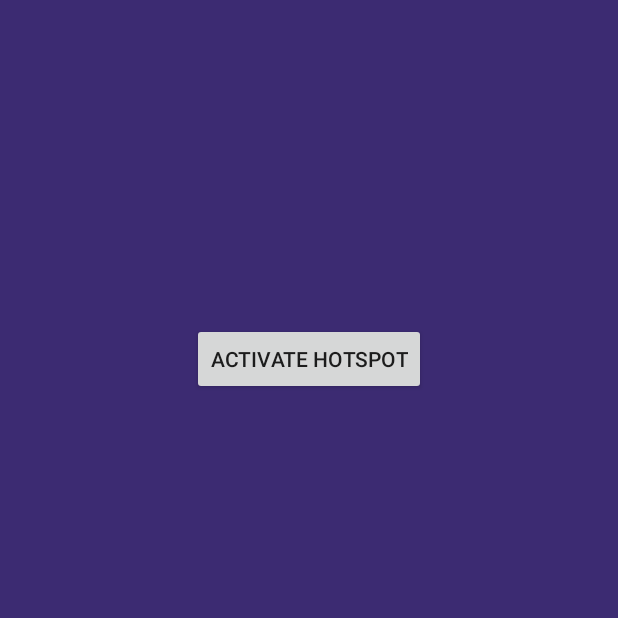
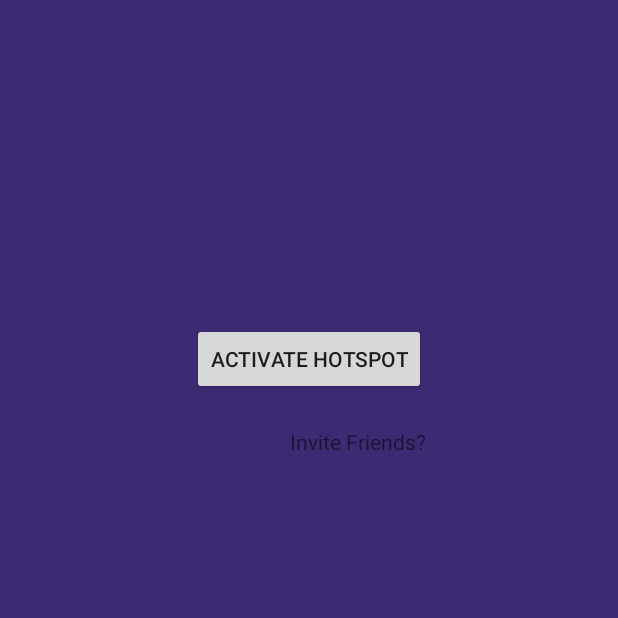
Before and after one commit to maliha93/Socially, an Android app: the MainActivity screen opened directly, with no data from a screen before it, after a tap on "FNF", on a phone screen of 412 x 824 dp, the top half of it. Run offline under Robolectric (Android 15) with nearby library versions, the phone set to English and light mode, and no system bars.

Commit message:
invitation added

```diff
--- a/app/src/main/java/com/example/maliha/socially/MainActivity.java
+++ b/app/src/main/java/com/example/maliha/socially/MainActivity.java
@@ -1,5 +1,10 @@
 package com.example.maliha.socially;
 
+import android.app.AlarmManager;
+import android.app.AlertDialog;
+import android.app.PendingIntent;
+import android.content.Context;
+import android.content.DialogInterface;
 import android.os.Bundle;
 import android.support.design.widget.FloatingActionButton;
 import android.support.design.widget.Snackbar;
@@ -17,10 +22,15 @@ import android.view.View;
 import android.view.ViewGroup;
 import android.widget.Button;
 import android.content.Intent;
+import android.widget.Toast;
+
+import java.util.Calendar;
+import java.util.TimeZone;
 
 public class MainActivity extends AppCompatActivity
         implements NavigationView.OnNavigationItemSelectedListener {
-
+    private PendingIntent pendingIntent;
+    private AlarmManager manager;
     @Override
     protected void onCreate(Bundle savedInstanceState) {
         super.onCreate(savedInstanceState);
@@ -36,17 +46,22 @@ public class MainActivity extends AppCompatActivity
 
         NavigationView navigationView = (NavigationView) findViewById(R.id.nav_view);
         navigationView.setNavigationItemSelectedListener(this);
+
+
+
     }
-
 
 
     @Override
     public void onStart() {
         super.onStart();
+        final String s = getIntent().getStringExtra("email");
+
         Button button = (Button) findViewById(R.id.fnf);
         button.setOnClickListener(new View.OnClickListener() {
             public void onClick(View v) {
                 Intent intent=new Intent(MainActivity.this,clickActivity.class);
+                intent.putExtra("email",s);
                 startActivity(intent);
             }
         });
@@ -55,6 +70,7 @@ public class MainActivity extends AppCompatActivity
         button.setOnClickListener(new View.OnClickListener() {
             public void onClick(View v) {
                 Intent intent=new Intent(MainActivity.this,clickActivity.class);
+                intent.putExtra("email",s);
                 startActivity(intent);
             }
         });
@@ -63,13 +79,35 @@ public class MainActivity extends AppCompatActivity
         button.setOnClickListener(new View.OnClickListener() {
             public void onClick(View v) {
                 Intent intent=new Intent(MainActivity.this,clickActivity.class);
+                intent.putExtra("email",s);
                 startActivity(intent);
             }
         });
 
+        schedule();
+
     }
 
+    public void schedule(){
 
+        String s=getIntent().getStringExtra("email");
+        Intent intent = new Intent(getApplicationContext(), AlarmReceiver.class);
+        intent.putExtra("email",s);
+        // Create a PendingIntent to be triggered when the alarm goes off
+        final PendingIntent pIntent = PendingIntent.getBroadcast(this, AlarmReceiver.REQUEST_CODE,
+                intent, PendingIntent.FLAG_UPDATE_CURRENT);
+
+        long firstMillis = System.currentTimeMillis(); // alarm is set right away
+        AlarmManager alarm = (AlarmManager) this.getSystemService(Context.ALARM_SERVICE);
+        alarm.setRepeating(AlarmManager.RTC_WAKEUP,firstMillis,10000,pIntent);
+        /*if (android.os.Build.VERSION.SDK_INT >= 19) {
+            alarm.setExact(AlarmManager.RTC_WAKEUP, 1000, pIntent);
+        } else {
+            alarm.set(AlarmManager.RTC_WAKEUP, 1000, pIntent);
+        }*/
+        /*alarm.setInexactRepeating(AlarmManager.RTC_WAKEUP, firstMillis,
+                1000, pIntent);*/
+    }
 
 
     @Override
--- a/app/src/main/res/layout/hotspot.xml
+++ b/app/src/main/res/layout/hotspot.xml
@@ -12,4 +12,26 @@
         android:layout_marginTop="215dp"
         android:layout_alignParentTop="true"
         android:layout_centerHorizontal="true" />
+
+    <TextView
+        android:id="@+id/invite"
+        android:layout_width="wrap_content"
+        android:layout_height="wrap_content"
+        android:layout_marginTop="21dp"
+        android:clickable="true"
+        android:onClick="invite"
+        android:text="Invite Friends?"
+        android:layout_below="@+id/button"
+        android:layout_alignRight="@+id/button"
+        android:layout_alignEnd="@+id/button" />
+
+    <TextView
+        android:id="@+id/connected"
+
+        android:layout_width="wrap_content"
+        android:layout_height="wrap_content"
+        android:layout_above="@+id/invite"
+        android:layout_centerHorizontal="true"
+        android:layout_marginBottom="95dp"
+        android:textColor="@android:color/background_light" />
 </RelativeLayout>
```
Also changed, not shown: app/src/main/AndroidManifest.xml (+11 -1 lines), app/src/main/java/com/example/maliha/socially/AlarmReceiver.java (added, +27 -0 lines), app/src/main/java/com/example/maliha/socially/DialogMultipleChoice.java (added, +109 -0 lines), app/src/main/java/com/example/maliha/socially/DialogMultipleChoiceAdapter.java (added, +100 -0 lines), app/src/main/java/com/example/maliha/socially/Item.java (added, +40 -0 lines), app/src/main/java/com/example/maliha/socially/NotificationReceiver.java (added, +107 -0 lines), app/src/main/java/com/example/maliha/socially/clickActivity.java (+71 -0 lines), app/src/main/res/layout/dialog_multiple_option.xml (added, +7 -0 lines), app/src/main/res/layout/item.xml (added, +31 -0 lines).
